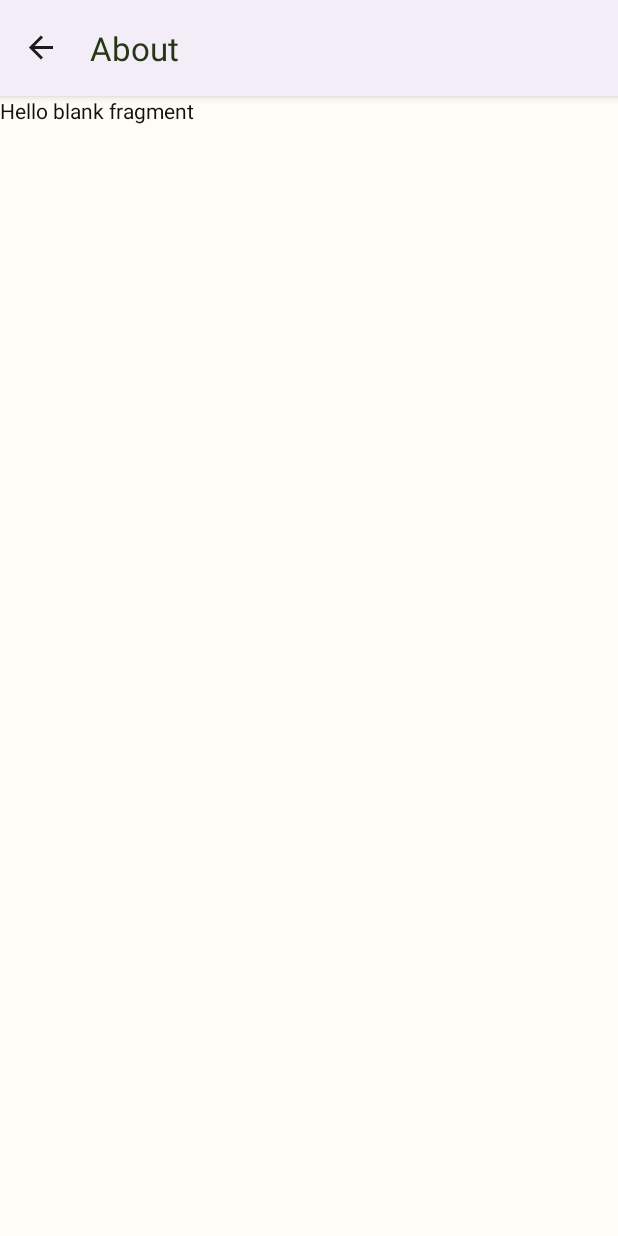
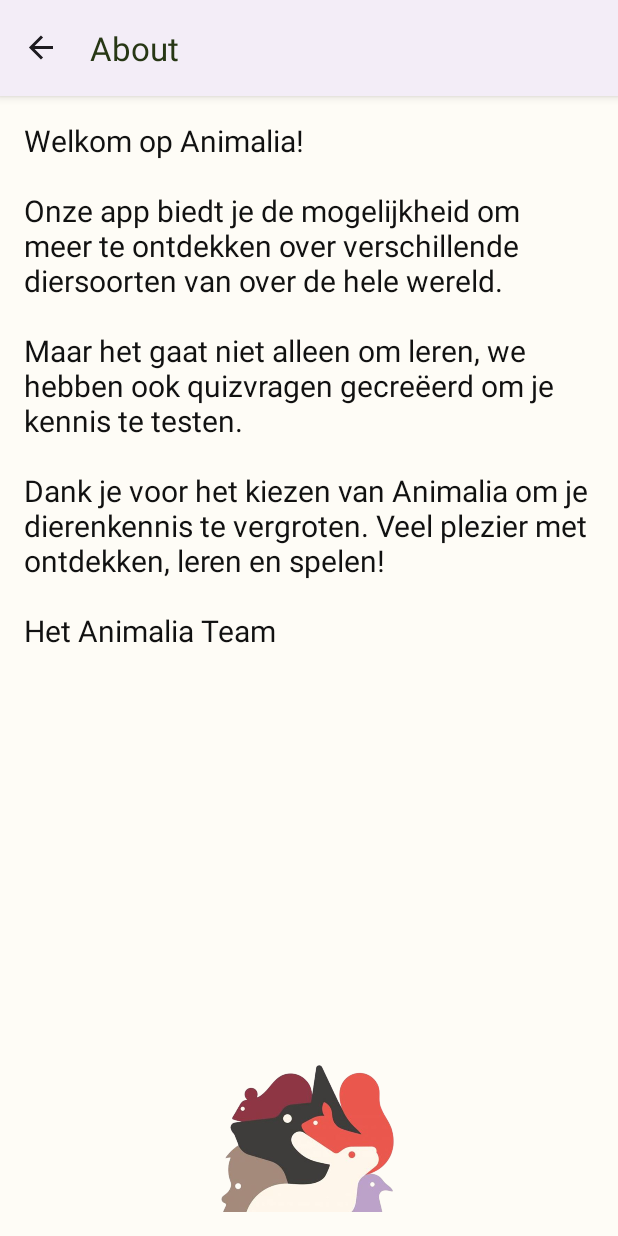
Before and after one commit to HanneVerstraete/Animalia, an Android app: the AboutFragment screen opened through its navigation route, on a phone screen of 412 x 824 dp. Run offline under Robolectric (Android 15) with nearby library versions, the phone set to English and light mode, and no system bars; our stand-ins replace data binding, navigation-ui.

Commit message:
feature about: add content and layout

```diff
--- a/app/src/main/java/com/example/animalia/screens/about/AboutFragment.kt
+++ b/app/src/main/java/com/example/animalia/screens/about/AboutFragment.kt
@@ -7,29 +7,7 @@ import android.view.View
 import android.view.ViewGroup
 import com.example.animalia.R
 
-// TODO: Rename parameter arguments, choose names that match
-// the fragment initialization parameters, e.g. ARG_ITEM_NUMBER
-private const val ARG_PARAM1 = "param1"
-private const val ARG_PARAM2 = "param2"
-
-/**
- * A simple [Fragment] subclass.
- * Use the [AboutFragment.newInstance] factory method to
- * create an instance of this fragment.
- */
 class AboutFragment : Fragment() {
-    // TODO: Rename and change types of parameters
-    private var param1: String? = null
-    private var param2: String? = null
-
-    override fun onCreate(savedInstanceState: Bundle?) {
-        super.onCreate(savedInstanceState)
-        arguments?.let {
-            param1 = it.getString(ARG_PARAM1)
-            param2 = it.getString(ARG_PARAM2)
-        }
-    }
-
     override fun onCreateView(
         inflater: LayoutInflater, container: ViewGroup?,
         savedInstanceState: Bundle?
@@ -37,24 +15,4 @@ class AboutFragment : Fragment() {
         // Inflate the layout for this fragment
         return inflater.inflate(R.layout.fragment_about, container, false)
     }
-
-    companion object {
-        /**
-         * Use this factory method to create a new instance of
-         * this fragment using the provided parameters.
-         *
-         * @param param1 Parameter 1.
-         * @param param2 Parameter 2.
-         * @return A new instance of fragment AboutFragment.
-         */
-        // TODO: Rename and change types and number of parameters
-        @JvmStatic
-        fun newInstance(param1: String, param2: String) =
-            AboutFragment().apply {
-                arguments = Bundle().apply {
-                    putString(ARG_PARAM1, param1)
-                    putString(ARG_PARAM2, param2)
-                }
-            }
-    }
 }
--- a/app/src/main/res/layout/fragment_about.xml
+++ b/app/src/main/res/layout/fragment_about.xml
@@ -1,13 +1,33 @@
 <?xml version="1.0" encoding="utf-8"?>
-<FrameLayout xmlns:android="http://schemas.android.com/apk/res/android"
-    xmlns:tools="http://schemas.android.com/tools"
-    android:layout_width="match_parent"
-    android:layout_height="match_parent"
-    tools:context="com.example.animalia.screens.about.AboutFragment">
+<layout xmlns:android="http://schemas.android.com/apk/res/android"
+    xmlns:app="http://schemas.android.com/apk/res-auto"
+    xmlns:tools="http://schemas.android.com/tools">
 
-    <TextView
+    <androidx.constraintlayout.widget.ConstraintLayout
+        android:id="@+id/constraintLayout"
         android:layout_width="match_parent"
         android:layout_height="match_parent"
-        android:text="@string/hello_blank_fragment" />
+        tools:context=".MainActivity">
 
-</FrameLayout>
+        <TextView
+            style="@style/text_regular"
+            android:layout_width="match_parent"
+            android:layout_height="wrap_content"
+            android:layout_margin="16dp"
+            android:text="@string/about_text"
+            app:layout_constraintEnd_toEndOf="parent"
+            app:layout_constraintStart_toStartOf="parent"
+            app:layout_constraintTop_toTopOf="parent" />
+
+        <ImageView
+            android:id="@+id/subscription_title"
+            android:layout_width="wrap_content"
+            android:layout_height="100dp"
+            android:layout_margin="16dp"
+            android:src="@drawable/animals2"
+            app:layout_constraintBottom_toBottomOf="parent"
+            app:layout_constraintEnd_toEndOf="parent"
+            app:layout_constraintStart_toStartOf="parent"/>
+
+    </androidx.constraintlayout.widget.ConstraintLayout>
+</layout>
--- a/app/src/main/res/values/strings.xml
+++ b/app/src/main/res/values/strings.xml
@@ -33,4 +33,8 @@
     <string name="login_nok">Login mislukt, probeer opnieuw aub</string>
     <string name="logout_ok">Tot ziens!</string>
     <string name="logout_nok">Logout mislukt, probeer opnieuw aub</string>
+
+    <string name="about_text">
+Welkom op Animalia!\n\nOnze app biedt je de mogelijkheid om meer te ontdekken over verschillende diersoorten van over de hele wereld.\n\nMaar het gaat niet alleen om leren, we hebben ook quizvragen gecreëerd om je kennis te testen.\n\nDank je voor het kiezen van Animalia om je dierenkennis te vergroten. Veel plezier met ontdekken, leren en spelen!\n\nHet Animalia Team
+    </string>
 </resources>
```
Also changed, not shown: app/src/main/res/drawable-v24/animals2.png (added).
